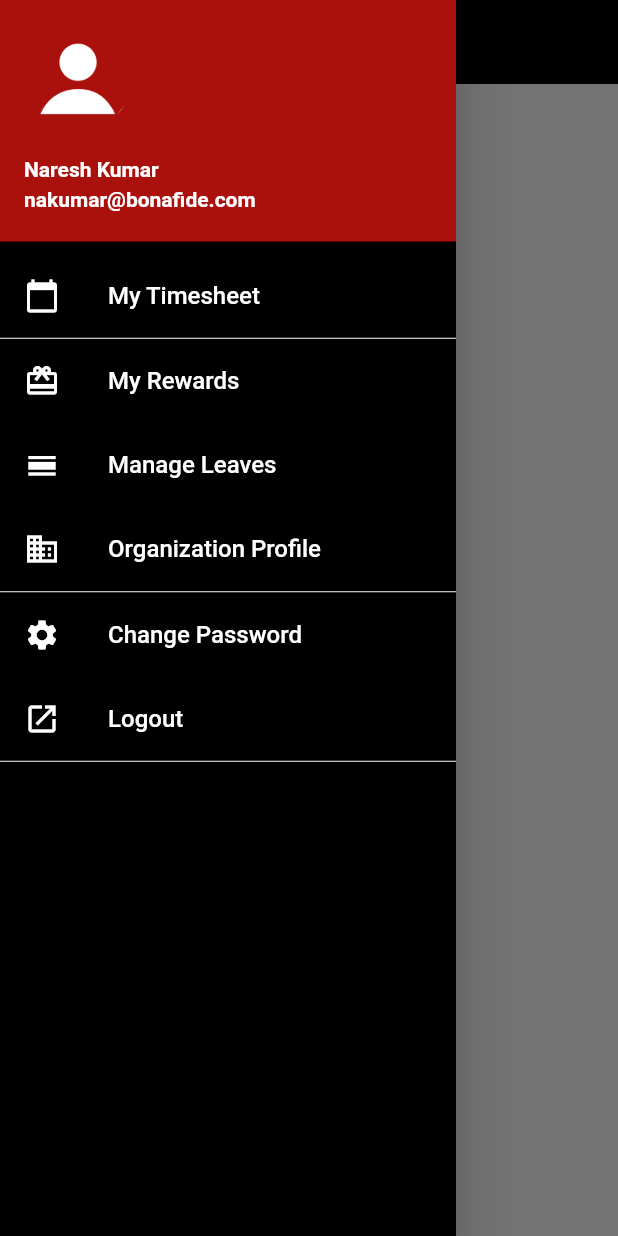
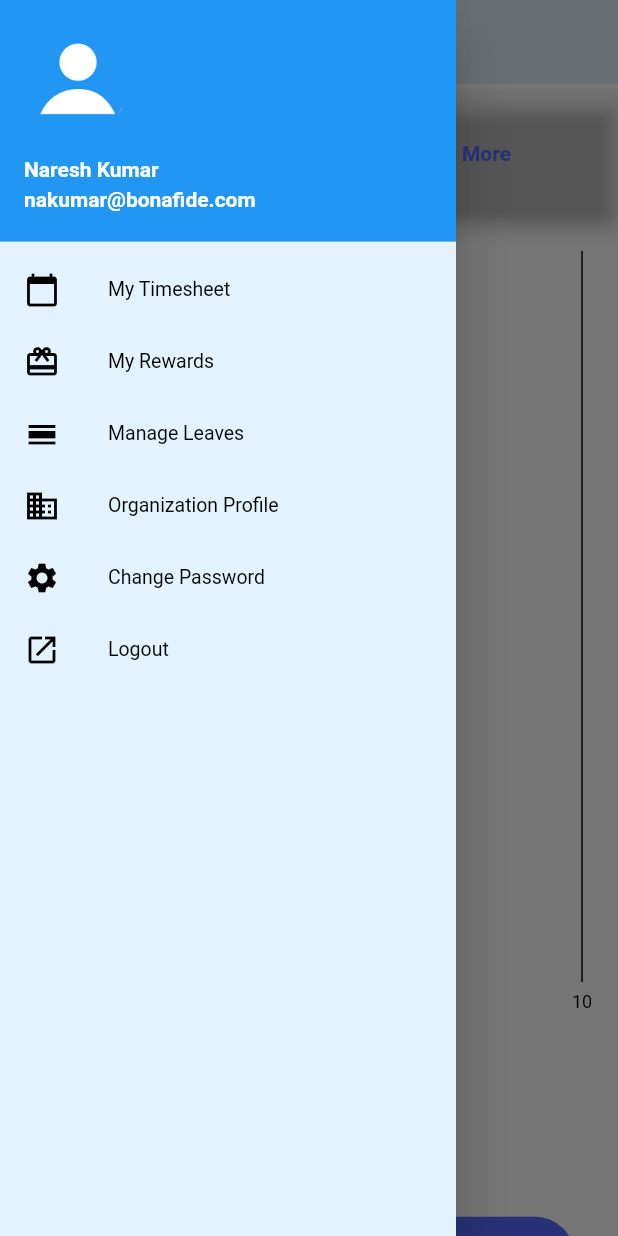
Before and after one commit to davinderkb/bonafide_app, a Flutter app: the screen it shows after launch, with the side drawer open, on a phone screen of 412 x 824 dp. Run offline on Flutter 3.47's test engine with Material 2 defaults, Android fonts, the phone set to English and light mode, and no system bars; our stand-ins replace charts_flutter.

Commit message:
Create MyTimesheet Page

```diff
--- a/lib/main.dart
+++ b/lib/main.dart
@@ -1,4 +1,5 @@
 import 'package:bonafide_app/manageleaves.dart';
+import 'package:bonafide_app/mytimesheet.dart';
 import 'package:flutter/material.dart';
 import 'package:flutter/cupertino.dart';
 import 'package:bonafide_app/organizationprofile.dart';
@@ -24,33 +25,11 @@ class MainActivity extends StatelessWidget {
         // is not restarted.
         primarySwatch: Colors.blue,
       ),
-      home: HomePage(),
+      home: MyTimesheet(true),
     );
   }
 }
 
-class HomePage extends StatelessWidget {
-  @override
-  Widget build(BuildContext context) {
-    return new Scaffold(
-      appBar: new AppBar(
-        title: Row(
-          mainAxisAlignment: MainAxisAlignment.center,
-          mainAxisSize: MainAxisSize.min,
-          children: [
-          Image.asset(
-          'assets/images/bonafide_logo.png',
-          fit: BoxFit.contain,
-          height: 48,
-        )]),
-        centerTitle: true,
-        elevation: 0.0,
-        backgroundColor: Colors.black,
-      ),
-      drawer: MainNavigationDrawer(),
-    );
-  }
-}
 
 class MainNavigationDrawer extends StatelessWidget {
   const MainNavigationDrawer({
@@ -62,15 +41,15 @@ class MainNavigationDrawer extends StatelessWidget {
 
     return Theme(
       data: Theme.of(context).copyWith(
-        canvasColor: Colors.black, //This will change the drawer background to blue.
+        canvasColor: Colors.blue[50], //This will change the drawer background to blue.
         //other styles
       ),
       child: new Drawer(
         child: ListTileTheme(
 
-          textColor: Colors.white,
-          iconColor: Colors.white,
-
+          textColor: Colors.black,
+          iconColor: Colors.black,
+          dense:true,
 
 
           child: ListView(
@@ -82,24 +61,22 @@ class MainNavigationDrawer extends StatelessWidget {
                 accountEmail: Text('nakumar@bonafide.com',style: TextStyle(fontWeight: FontWeight.bold)),
                 currentAccountPicture:
                 Image.asset('assets/images/ic_profile.png'),
-                decoration: BoxDecoration(color: Color(0xffab110c)),
+                decoration: BoxDecoration(color: Colors.blue),
               ),
-              Column(
-                children: [ListTile(
-                  title: Text(Constants.MY_TIMESHEET,style: TextStyle(fontWeight: FontWeight.w500),),
+              ListTile(
+                title: Text(Constants.MY_TIMESHEET,style: TextStyle(fontWeight: FontWeight.normal),),
                 leading: Icon(Icons.calendar_today),
                 onTap: () {
                   // Update the state of the app
                   // ...
                   // Then close the drawer
                   Navigator.of(context).push(MaterialPageRoute(
-                        builder: (BuildContext context) =>HomePage()));
+                      builder: (BuildContext context) =>MyTimesheet(true)));
                 },
               ),
-                new Divider(height: 1.0, color: Colors.white,)]
-              ),
+              //new Divider(height: 1.0, color: Colors.white,),
               ListTile(
-                title: Text(Constants.MY_REWARDS,style: TextStyle(fontWeight: FontWeight.w500),),
+                title: Text(Constants.MY_REWARDS,style: TextStyle(fontWeight: FontWeight.normal),),
                 leading: Icon(Icons.card_giftcard),
                 onTap: () {
                   Navigator.of(context).push(MaterialPageRoute(
@@ -107,42 +84,36 @@ class MainNavigationDrawer extends StatelessWidget {
                 },
               ),
               ListTile(
-                title: Text(Constants.MANAGE_LEAVES,style: TextStyle(fontWeight: FontWeight.w500),),
+                title: Text(Constants.MANAGE_LEAVES,style: TextStyle(fontWeight: FontWeight.normal),),
                 leading: Icon(Icons.calendar_view_day),
                 onTap: () {
                   Navigator.of(context).push(MaterialPageRoute(
                       builder: (BuildContext context) =>ManageLeaves()));
                 },
               ),
-              Column(
-                children: [ListTile(
-                  title: Text(Constants.ORGANIZATION_PROFILE,style: TextStyle(fontWeight: FontWeight.w500),),
+              ListTile(
+                title: Text(Constants.ORGANIZATION_PROFILE,style: TextStyle(fontWeight: FontWeight.normal),),
                 leading: Icon(Icons.business),
                 onTap: () {
                   Navigator.of(context).push(MaterialPageRoute(
                       builder: (BuildContext context) =>OrganizationProfile()));
                 },
               ),
-                new Divider(height: 1.0,color: Colors.white,)]
-              ),
               ListTile(
-                title: Text(Constants.CHANGE_PASSWORD,style: TextStyle(fontWeight: FontWeight.w500),),
+                title: Text(Constants.CHANGE_PASSWORD,style: TextStyle(fontWeight: FontWeight.normal),),
                 leading: Icon(Icons.settings),
                 onTap: () {
                   Navigator.of(context).push(MaterialPageRoute(
                       builder: (BuildContext context) =>OrganizationProfile()));
                 },
               ),
-              Column(
-                children: [ListTile(
-                  title: Text(Constants.LOGOUT,style: TextStyle(fontWeight: FontWeight.w500),),
+              ListTile(
+                title: Text(Constants.LOGOUT,style: TextStyle(fontWeight: FontWeight.normal),),
                 leading: Icon(Icons.launch),
                 onTap: () {
                   Navigator.of(context).push(MaterialPageRoute(
                       builder: (BuildContext context) =>OrganizationProfile()));
                 },
-                ),
-                new Divider(height: 1.0,color: Colors.white,)]
               ),
 
             ],
--- a/lib/mytimesheet.dart
+++ b/lib/mytimesheet.dart
@@ -0,0 +1,225 @@
+import 'package:bonafide_app/util/constants.dart';
+import 'package:charts_flutter/flutter.dart' as charts;
+import 'package:flutter/material.dart';
+import 'package:bonafide_app/main.dart';
+
+
+class MyTimesheet extends StatelessWidget {
+  List<charts.Series> timesheetEntriesList;
+  bool animate;
+
+  MyTimesheet(bool animate) {
+    this.timesheetEntriesList = _getTimesheetEntries();
+    this.animate = animate;
+  }
+
+
+  @override
+  Widget build(BuildContext context) {
+    return Scaffold(
+        backgroundColor: Colors.white,
+        appBar: new AppBar(
+          iconTheme: new IconThemeData(color: Color(0xffab110c)),
+          title: Row(
+              mainAxisAlignment: MainAxisAlignment.center,
+              mainAxisSize: MainAxisSize.min,
+              children: [
+                Image.asset(
+                  'assets/images/bonafide_logo.png',
+                  fit: BoxFit.contain,
+                  height: 48,
+                )
+              ]),
+          centerTitle: true,
+
+          elevation: 0.0,
+          backgroundColor: Colors.blue[50],
+        ),
+        drawer: MainNavigationDrawer(),
+        body: SingleChildScrollView(
+
+          child: Column(
+              mainAxisAlignment: MainAxisAlignment.center,
+              mainAxisSize: MainAxisSize.max,
+              children: [
+                Card(
+                  margin: EdgeInsets.only(top: 5.0),
+                  elevation:5,
+                  color: Colors.transparent,
+
+                  child: SizedBox(
+                    width: MediaQuery
+                        .of(context)
+                        .size
+                        .width,
+                    height: ((MediaQuery
+                        .of(context)
+                        .size
+                        .height) - (MediaQuery
+                        .of(context)
+                        .size
+                        .height / 1.25)) / 2,
+                    child: Column(
+                        mainAxisAlignment: MainAxisAlignment.center,
+                        children: [Padding(
+                          padding: const EdgeInsets.only(
+                              left: 10.0, right: 10.0),
+                          child: new Row(
+                            mainAxisAlignment: MainAxisAlignment.spaceEvenly,
+                            children: <Widget>[
+                              Text("", style: TextStyle(
+                                  fontWeight: FontWeight.w500,
+                                  fontSize: 17,
+                                  color: Colors.blueAccent)),
+                              Text("Jan 10 - Jan 16", style: TextStyle(
+                                  fontWeight: FontWeight.bold,
+                                  fontSize: 17,
+                                  color: Colors.blue[50])),
+                              FlatButton(onPressed: () {},
+
+                                  color: Colors.transparent,
+                                  child: Text("See More", style: TextStyle( fontWeight: FontWeight.bold,
+                                      color: Colors.indigoAccent,)))
+                            ],
+                          ),
+                        ),
+                        ]
+                    ),
+                  ),
+                ),
+                Center(
+                  child: SizedBox(
+                    width: MediaQuery
+                        .of(context)
+                        .size
+                        .width,
+                    height: MediaQuery
+                        .of(context)
+                        .size
+                        .height / 1.5,
+                    child: Padding(
+                      padding: EdgeInsets.all(10.0),
+                      child: new charts.BarChart(
+                        timesheetEntriesList,
+                        animate: animate,
+                        vertical: false,
+                        domainAxis: new charts.OrdinalAxisSpec(
+                            renderSpec: new charts.SmallTickRendererSpec(
+
+                              // Tick and Label styling here.
+                                labelStyle: new charts.TextStyleSpec(
+                                    fontSize: 12, // size in Pts.
+                                    color: charts.MaterialPalette.black),
+
+                                // Change the line colors to match text color.
+                                lineStyle: new charts.LineStyleSpec(
+                                    color: charts.MaterialPalette.white))),
+                        primaryMeasureAxis: new charts.NumericAxisSpec(
+                            renderSpec: new charts.GridlineRendererSpec(
+
+                              // Tick and Label styling here.
+                                labelStyle: new charts.TextStyleSpec(
+                                    fontSize: 12, // size in Pts.
+                                    color: charts.MaterialPalette.black),
+
+                                // Change the line colors to match text color.
+                                lineStyle: new charts.LineStyleSpec(
+                                    color: charts.MaterialPalette.black))),
+                      ),
+                    ),
+                  ),
+                ),
+                Center(
+                  child: SizedBox(
+                      width: MediaQuery
+                          .of(context)
+                          .size
+                          .width,
+                      height: ((MediaQuery
+                          .of(context)
+                          .size
+                          .height) - (MediaQuery
+                          .of(context)
+                          .size
+                          .height / 1.25)) / 2,
+                      child: Padding(
+                        padding: const EdgeInsets.only(left:45.0,top: 15.0, right: 45.0, bottom: 15.0),
+                        child: new FlatButton(
+                          shape: RoundedRectangleBorder(
+                              borderRadius: new BorderRadius.circular(30.0)),
+                          color: Colors.indigoAccent,
+                          onPressed: () {},
+                          child: new Container(
+                            child: new Row(
+                              mainAxisAlignment: MainAxisAlignment
+                                  .center,
+                              children: <Widget>[
+                                new Icon(
+                                  Icons.timelapse, color: Colors.white,),
+
+                                Padding(
+                                  padding: const EdgeInsets.only(left:8.0),
+                                  child: new Text(
+                                    Constants.LOG_MISSING_HOURS, style: TextStyle(
+                                      color: Colors.blue[50]),),
+                                )
+                              ],
+                            ),
+                          ),
+
+                        ),
+                      ),
+                  ),
+                ),
+              ]),
+        ));
+  }
+
+  /// Create one series with sample hard coded data.
+  static List<charts.Series<TimesheetEntry, String>> _getTimesheetEntries() {
+    final red = charts.MaterialPalette.red.makeShades(1);
+    final green = charts.MaterialPalette.green.makeShades(1);
+    final data = [
+      new TimesheetEntry('Monday', 8.0),
+      new TimesheetEntry('Tuesday', 4.0),
+      new TimesheetEntry('Wednesday', 8.0),
+      new TimesheetEntry('Thursday', 10.0),
+      new TimesheetEntry('Friday', 8.0),
+      new TimesheetEntry('Saturday', 0),
+      new TimesheetEntry('Sunday', 0),
+    ];
+
+    return [
+      new charts.Series<TimesheetEntry, String>(
+          id: 'Billing Hours',
+          domainFn: (TimesheetEntry sales, _) => sales.day,
+          measureFn: (TimesheetEntry sales, _) => sales.hours,
+          data: data,
+          colorFn: (TimesheetEntry entry, _) {
+            switch (entry.hours >= 8.0) {
+              case true:
+                {
+                  return green[1];
+                }
+              case false:
+                {
+                  return red[1];
+                }
+              default:
+                {
+                  return red[0];
+                }
+            }
+          }
+      )
+    ];
+  }
+}
+
+/// Sample ordinal data type.
+class TimesheetEntry {
+  final String day;
+  final double hours;
+
+  TimesheetEntry(this.day, this.hours);
+}
--- a/lib/organizationprofile.dart
+++ b/lib/organizationprofile.dart
@@ -37,7 +37,7 @@ class OrganizationProfile extends StatelessWidget {
               elevation: 0.0,
               backgroundColor: Colors.transparent,
             ),
-            backgroundColor: Colors.black,
+            backgroundColor: Colors.indigoAccent,
             body: new Center(
               child: SingleChildScrollView(
                 child: new Column(
@@ -49,12 +49,14 @@ class OrganizationProfile extends StatelessWidget {
                     ),
                     new CircleAvatar(
                       radius: _width < _height
-                          ? _width / 4
+                          ? _width / 5
                           : _height /
-                          4,
+                          5,
+
                       backgroundImage:
-                      AssetImage('assets/images/ic_bonafide_profile.png'),
-                      backgroundColor: Colors.black,
+                      AssetImage('assets/images/bonafide-b.png'),
+                      backgroundColor: Colors.blue[50]
+                      ,
                     ),
                     new SizedBox(
                       height: _height / 25.0,
@@ -64,7 +66,7 @@ class OrganizationProfile extends StatelessWidget {
                       style: new TextStyle(
                           fontWeight: FontWeight.bold,
                           fontSize: _width / 15,
-                          color: Colors.white),
+                          color: Colors.blue[50]),
                     ),
                     new Padding(
                       padding: new EdgeInsets.only(
@@ -78,7 +80,7 @@ class OrganizationProfile extends StatelessWidget {
                         style: new TextStyle(
                             fontWeight: FontWeight.normal,
                             fontSize: _width / 25,
-                            color: Colors.white),
+                            color: Colors.blue[50]),
                         textAlign: TextAlign.center,
                       ),
                     ),
@@ -88,7 +90,7 @@ class OrganizationProfile extends StatelessWidget {
                     ),
                     new Row(
                       children: <Widget>[
-                        rowCell(212, Constants.EMPLOYEES),
+                        rowCell(212, Constants.EMPLOYEES,),
                         rowCell(67, Constants.CLIENT),
                         rowCell(375, Constants.PROJECTS),
                       ],
@@ -101,18 +103,18 @@ class OrganizationProfile extends StatelessWidget {
                           left: _width / 8, right: _width / 8),
                       child: new FlatButton(
                         shape: RoundedRectangleBorder(borderRadius: new BorderRadius.circular(30.0)),
-                        color: const Color(0xffab110c),
+                        color: Colors.blue[50],
                         onPressed: () {},
                         child: new Container(
                             child: new Row(
                               mainAxisAlignment: MainAxisAlignment
                                   .center,
                               children: <Widget>[
-                                new Icon(Icons.contact_mail,color: Colors.white,),
+                                new Icon(Icons.contact_mail,color: Colors.black,),
                                 new SizedBox(
                                   width: _width / 30,
                                 ),
-                                new Text(Constants.FEEDBACK,style: TextStyle(color: Colors.white),)
+                                new Text(Constants.FEEDBACK,style: TextStyle(color: Colors.black),)
                               ],
                             ),
                         ),
@@ -132,11 +134,11 @@ class OrganizationProfile extends StatelessWidget {
         children: <Widget>[
           new Text(
             '$count',
-            style: new TextStyle(color: Colors.white),
+            style: new TextStyle(color: Colors.blue[50]),
           ),
           new Text(type,
               style: new TextStyle(
-                  color: Colors.white, fontWeight: FontWeight.normal))
+                  color: Colors.blue[50], fontWeight: FontWeight.normal))
         ],
       ));
 }
--- a/lib/util/constants.dart
+++ b/lib/util/constants.dart
@@ -7,13 +7,16 @@ class Constants{
   static const LOGOUT = 'Logout';
   static const DRAWER_HEADER = '';
   static const FEEDBACK = 'PROVIDE FEEDBACK';
+  static const LOG_MISSING_HOURS = 'Log Missing Hours';
   static const EMPLOYEES = 'EMPLOYEES';
   static const PROJECTS = 'PROJECTS';
   static const CLIENT = 'CLIENT';
   static const ORGANIZATION_TAG_LINE = 'Door to Success !!';
   static const ORGANIZATION_TAG_DESC = 'Committed to provide optimal IT solutions';
   static const ORGANIZATION_TITLE = 'Bonafide Technologies';
-  static const BONAFIDE_COLOR = '0xffab110c';
+  static const BONAFIDE_LOGO_COLOR = '0xffab110c';
+  static const BONAFIDE_COLOR = '0xfff7443e';
+
 
 
 
--- a/pubspec.yaml
+++ b/pubspec.yaml
@@ -17,8 +17,10 @@ environment:
   sdk: ">=2.1.0 <3.0.0"
 
 dependencies:
+  charts_flutter: ^0.8.1
   flutter:
     sdk: flutter
+
 
   # The following adds the Cupertino Icons font to your application.
   # Use with the CupertinoIcons class for iOS style icons.
@@ -28,6 +30,7 @@ dev_dependencies:
   flutter_launcher_icons: "^0.7.3"
   flutter_test:
     sdk: flutter
+
 
 flutter_icons:
   android: "launcher_icon"
```
Also changed, not shown: pubspec.lock. Lines whose indentation alone changed are shown as unchanged.
